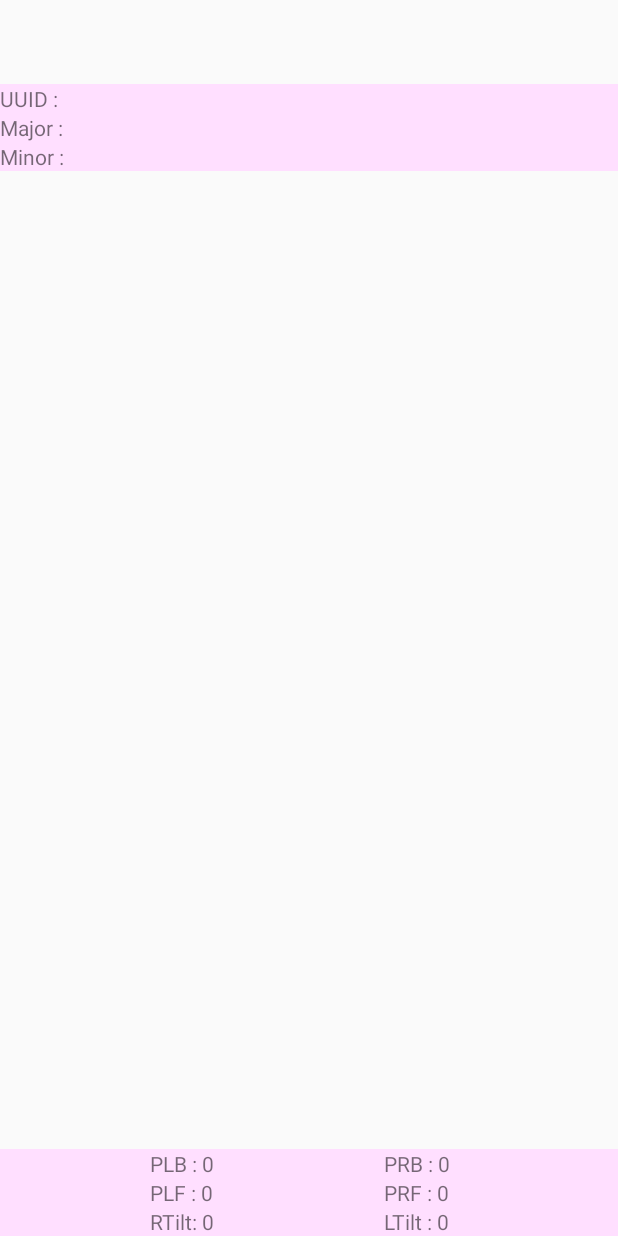
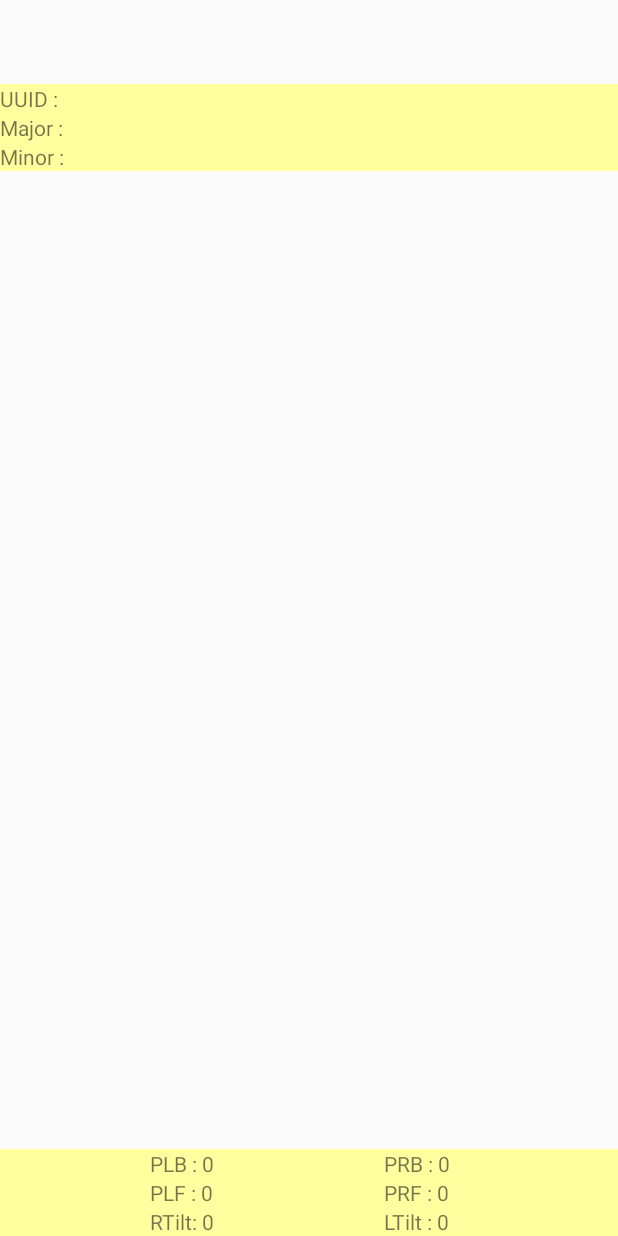
Before and after one commit to hello920922/CAU-SmartChair, an Android app: the layout activity_chair.xml on its own in the app's theme, with its tools: preview values and no code run, on a phone screen of 412 x 824 dp. Run offline under Robolectric (Android 15) with nearby library versions, the phone set to English and light mode, and no system bars.

```diff
--- a/app/src/main/res/layout/content_chair.xml
+++ b/app/src/main/res/layout/content_chair.xml
@@ -15,7 +15,7 @@
         android:layout_height="wrap_content"
         android:id="@+id/uuid"
         android:text="UUID : "
-        android:background="#FFFFDFFF"
+        android:background="#FFFFFF9F"
         />
 
     <TextView
@@ -23,13 +23,13 @@
         android:layout_height="wrap_content"
         android:id="@+id/major"
         android:text="Major : "
-        android:background="#FFFFDFFF"/>
+        android:background="#FFFFFF9F"/>
     <TextView
         android:layout_width="match_parent"
         android:layout_height="wrap_content"
         android:id="@+id/minor"
         android:text="Minor : "
-        android:background="#FFFFDFFF"/>
+        android:background="#FFFFFF9F"/>
 
 
 
@@ -49,7 +49,7 @@
             android:id="@+id/TiltLayout"
             android:layout_alignParentBottom="true"
 
-            android:background="#FFFFDFFF">
+            android:background="#FFFFFF9F">
             <TextView
                 android:layout_width="match_parent"
                 android:layout_height="wrap_content"
@@ -81,7 +81,7 @@
             android:orientation="horizontal"
             android:id="@+id/PFLayout"
             android:layout_above="@+id/TiltLayout"
-            android:background="#FFFFDFFF">
+            android:background="#FFFFFF9F">
             <TextView
                 android:layout_width="match_parent"
                 android:layout_height="wrap_content"
@@ -113,7 +113,7 @@
             android:orientation="horizontal"
             android:id="@+id/PBLayout"
             android:layout_above="@+id/PFLayout"
-            android:background="#FFFFDFFF">
+            android:background="#FFFFFF9F">
             <TextView
                 android:layout_width="match_parent"
                 android:layout_height="wrap_content"
@@ -141,7 +141,7 @@
             android:layout_height="wrap_content"
             android:id="@+id/frameLayout"
             android:layout_above="@+id/PBLayout"
-            android:background="#FFFFFF9F">
+            >
 
 
             <ImageView
```
Also changed, not shown: app/src/main/java/cau/project/beaconscanner/ChairActivity.java (+46 -9 lines), app/src/main/java/cau/project/beaconscanner/MainActivity.java (+3 -18 lines), app/src/main/res/layout/activity_main.xml (+2 -42 lines), 1 other file.
